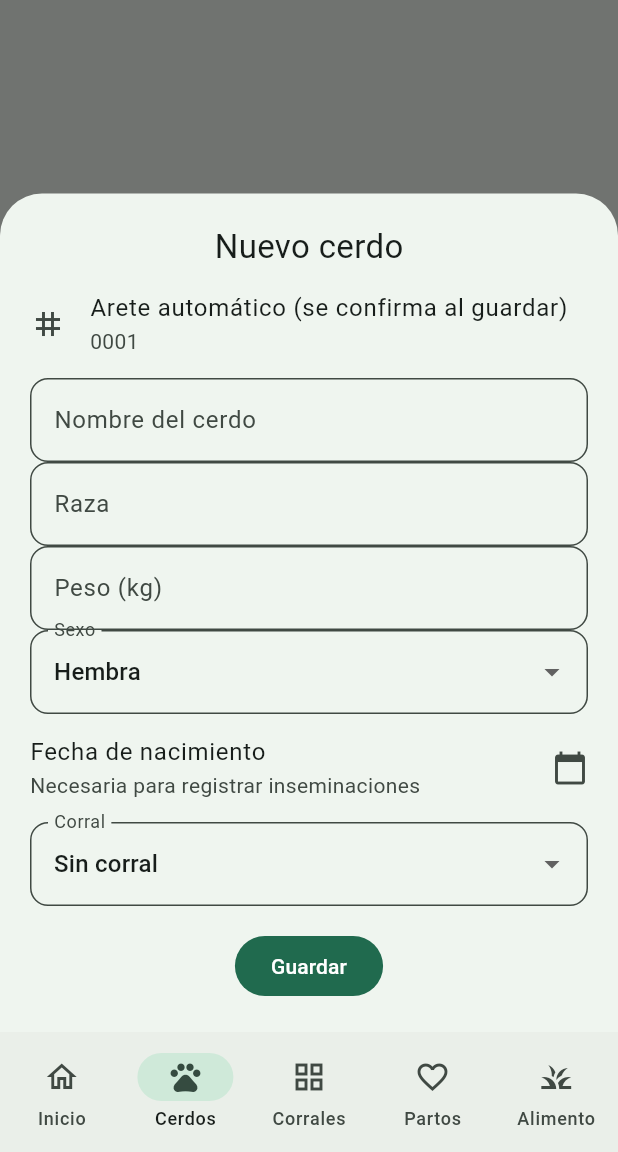
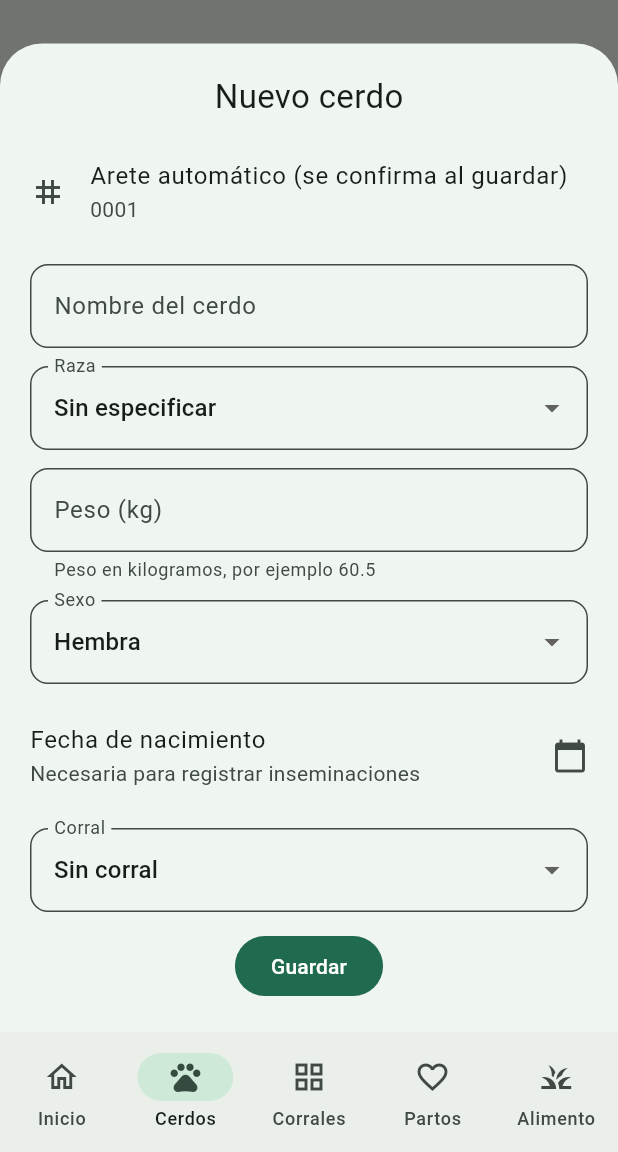
Before and after one commit to angel04-gifd/porcinotech, a Flutter app: the CerdosScreen screen opened by its route, after a tap on "Agregar cerdo", on a phone screen of 412 x 824 dp, the part 84-1236 px from its top. Run offline on Flutter 3.47's test engine with Material 3 defaults, Android fonts, the phone set to English and light mode, and no system bars; our stand-ins replace fl_chart, flutter_riverpod, go_router, shared_preferences, supabase_flutter; accounts and stored records are empty; network calls fail.

Commit message:
fix: formulario de cerdos con campos separados, raza en menú y ayuda del peso
Los campos ya no se montan entre sí (Column con spacing), la raza es un menú
con opción Otra, el peso solo admite números y muestra su ayuda, y el botón
muestra Guardando… en lugar de solo el círculo de carga.

Co-Authored-By: Claude Sonnet 5.5 <noreply@anthropic.com>

```diff
--- a/lib/features/cerdos/presentation/cerdos_screen.dart
+++ b/lib/features/cerdos/presentation/cerdos_screen.dart
@@ -1,4 +1,5 @@
 import 'package:flutter/material.dart';
+import 'package:flutter/services.dart';
 import 'package:flutter_riverpod/flutter_riverpod.dart';
 import 'package:intl/intl.dart';
 
@@ -222,8 +223,9 @@ class _PigForm extends ConsumerStatefulWidget {
 class _PigFormState extends ConsumerState<_PigForm> {
   final _key = GlobalKey<FormState>();
   final _name = TextEditingController();
-  final _raza = TextEditingController();
+  final _razaOtra = TextEditingController();
   final _peso = TextEditingController();
+  String? _razaOpcion;
   String _sexo = 'hembra';
   String _estado = 'activo';
   String? _corral;
@@ -245,7 +247,9 @@ class _PigFormState extends ConsumerState<_PigForm> {
     if (pig == null) _actualizarAretePrevio();
     if (pig != null) {
       _name.text = pig['nombre'] as String? ?? '';
-      _raza.text = pig['raza'] as String? ?? '';
+      final raza = breedSelectionFor(pig['raza'] as String?);
+      _razaOpcion = raza.opcion;
+      _razaOtra.text = raza.otra;
       _peso.text = pig['peso']?.toString() ?? '';
       _sexo = pig['sexo'] as String? ?? 'hembra';
       _estado = pig['estado'] as String? ?? 'activo';
@@ -269,7 +273,7 @@ class _PigFormState extends ConsumerState<_PigForm> {
   @override
   void dispose() {
     _name.dispose();
-    _raza.dispose();
+    _razaOtra.dispose();
     _peso.dispose();
     super.dispose();
   }
@@ -357,7 +361,7 @@ class _PigFormState extends ConsumerState<_PigForm> {
         final arete = await repository.createPig(
           sexo: _sexo,
           nombre: _name.text,
-          raza: _raza.text,
+          raza: breedToSave(opcion: _razaOpcion, otra: _razaOtra.text),
           peso: peso,
           corralId: _corral,
           fechaNacimiento: _birth,
@@ -373,7 +377,7 @@ class _PigFormState extends ConsumerState<_PigForm> {
           sexo: _sexo,
           estado: _estado,
           nombre: _name.text,
-          raza: _raza.text,
+          raza: breedToSave(opcion: _razaOpcion, otra: _razaOtra.text),
           peso: peso,
           corralId: _corral,
           fechaNacimiento: _birth,
@@ -405,6 +409,7 @@ class _PigFormState extends ConsumerState<_PigForm> {
             key: _key,
             child: Column(
               mainAxisSize: MainAxisSize.min,
+              spacing: 12,
               children: [
                 Text(
                   widget.pig == null ? 'Nuevo cerdo' : 'Editar cerdo',
@@ -426,16 +431,47 @@ class _PigFormState extends ConsumerState<_PigForm> {
                     labelText: 'Nombre del cerdo',
                   ),
                 ),
-                TextFormField(
-                  controller: _raza,
+                DropdownButtonFormField<String?>(
+                  initialValue: _razaOpcion,
                   decoration: const InputDecoration(labelText: 'Raza'),
+                  items: [
+                    const DropdownMenuItem<String?>(
+                      value: null,
+                      child: Text('Sin especificar'),
+                    ),
+                    for (final breed in pigBreeds)
+                      DropdownMenuItem<String?>(
+                        value: breed,
+                        child: Text(breed),
+                      ),
+                    const DropdownMenuItem<String?>(
+                      value: otherBreed,
+                      child: Text('Otra'),
+                    ),
+                  ],
+                  onChanged: (value) => setState(() => _razaOpcion = value),
                 ),
+                if (_razaOpcion == otherBreed)
+                  TextFormField(
+                    controller: _razaOtra,
+                    textCapitalization: TextCapitalization.words,
+                    decoration: const InputDecoration(
+                      labelText: 'Escribe la raza',
+                    ),
+                    validator: validateOtherBreed,
+                  ),
                 TextFormField(
                   controller: _peso,
                   keyboardType: const TextInputType.numberWithOptions(
                     decimal: true,
                   ),
-                  decoration: const InputDecoration(labelText: 'Peso (kg)'),
+                  inputFormatters: [
+                    FilteringTextInputFormatter.allow(RegExp(r'[0-9.,]')),
+                  ],
+                  decoration: const InputDecoration(
+                    labelText: 'Peso (kg)',
+                    helperText: 'Peso en kilogramos, por ejemplo 60.5',
+                  ),
                   validator: validatePigWeight,
                 ),
                 DropdownButtonFormField<String>(
@@ -531,13 +567,19 @@ class _PigFormState extends ConsumerState<_PigForm> {
                     onChanged: (value) => setState(() => _corral = value),
                   ),
                 ),
-                const SizedBox(height: 16),
                 FilledButton(
                   onPressed: _saving ? null : _save,
                   child: _saving
-                      ? const SizedBox.square(
-                          dimension: 20,
-                          child: CircularProgressIndicator(strokeWidth: 2),
+                      ? const Row(
+                          mainAxisSize: MainAxisSize.min,
+                          spacing: 10,
+                          children: [
+                            SizedBox.square(
+                              dimension: 18,
+                              child: CircularProgressIndicator(strokeWidth: 2),
+                            ),
+                            Text('Guardando…'),
+                          ],
                         )
                       : Text(
                           widget.pig == null ? 'Guardar' : 'Guardar cambios',
```
